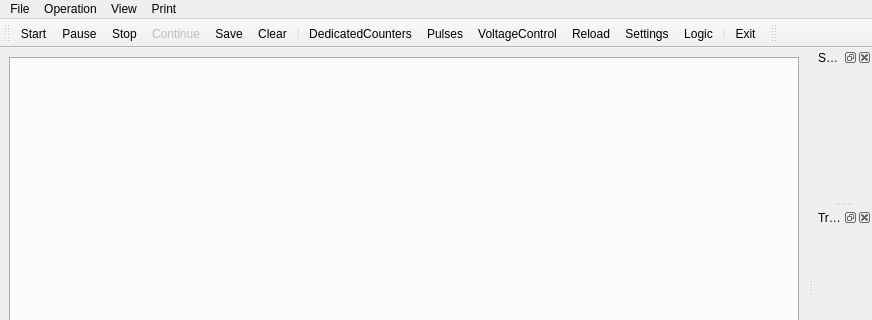
The window that ui/Experiment.ui (MonroeQuantumNetworks/IonControl) describes before a commit, drawn with Qt 5; both pictures show x 0 to 872 and y 0 to 320 of the 872 by 808 pixel window.
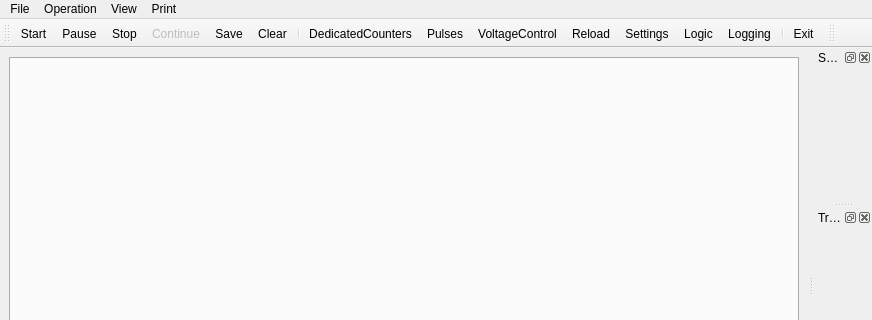
The same window after the commit. Icons and pictures are not drawn.

```diff
--- a/ui/Experiment.ui
+++ b/ui/Experiment.ui
@@ -58,6 +58,7 @@
    <addaction name="actionReload"/>
    <addaction name="actionSettings"/>
    <addaction name="actionLogic"/>
+   <addaction name="actionLogging"/>
    <addaction name="separator"/>
    <addaction name="actionExit"/>
   </widget>
@@ -396,6 +397,15 @@
     <string>Logic</string>
    </property>
   </action>
+  <action name="actionLogging">
+   <property name="icon">
+    <iconset resource="Experiment.qrc">
+     <normaloff>:/openicon/icons/measure.png</normaloff>:/openicon/icons/measure.png</iconset>
+   </property>
+   <property name="text">
+    <string>Logging</string>
+   </property>
+  </action>
  </widget>
  <resources>
   <include location="Experiment.qrc"/>
```
